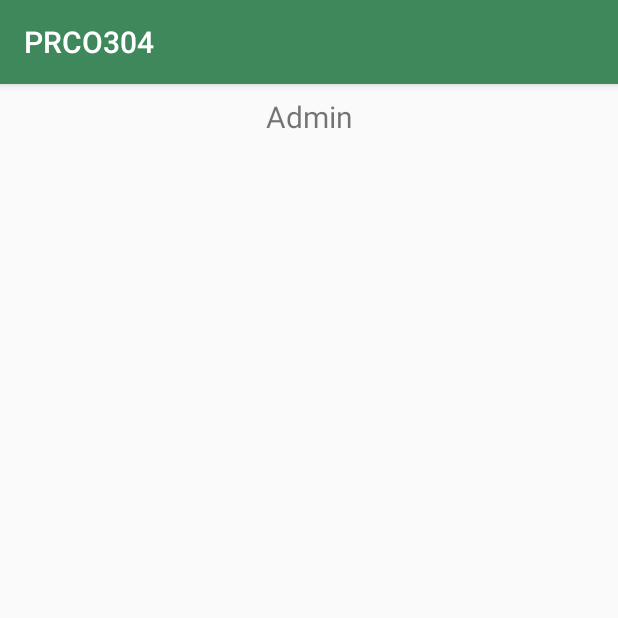
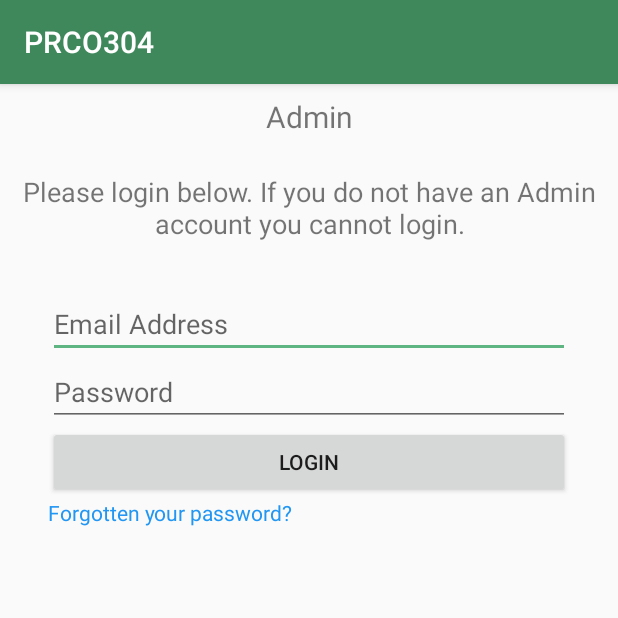
Before and after one commit to Adam-Foot/PRCO304, an Android app: the fragment AdminFragment shown on its own in the app's theme, on a phone screen of 412 x 824 dp, the top half of it. Run offline under Robolectric (Android 15) with nearby library versions, the phone set to English and light mode, and no system bars.

Commit message:
Added login form to admin panel page

```diff
--- a/app/src/main/res/layout/fragment_admin.xml
+++ b/app/src/main/res/layout/fragment_admin.xml
@@ -1,7 +1,8 @@
 <?xml version="1.0" encoding="utf-8"?>
 <androidx.constraintlayout.widget.ConstraintLayout xmlns:android="http://schemas.android.com/apk/res/android"
 xmlns:app="http://schemas.android.com/apk/res-auto"
-android:layout_width="match_parent"
+    xmlns:tools="http://schemas.android.com/tools"
+    android:layout_width="match_parent"
 android:layout_height="match_parent">
 
 <TextView
@@ -17,5 +18,67 @@ android:layout_height="match_parent">
     app:layout_constraintStart_toStartOf="parent"
     app:layout_constraintTop_toTopOf="parent" />
 
+    <TextView
+        android:id="@+id/textView"
+        android:layout_width="0dp"
+        android:layout_height="wrap_content"
+        android:layout_marginStart="8dp"
+        android:layout_marginTop="24dp"
+        android:layout_marginEnd="8dp"
+        android:text="@string/adminText"
+        android:textAlignment="center"
+        android:textSize="18sp"
+        app:layout_constraintEnd_toEndOf="parent"
+        app:layout_constraintStart_toStartOf="parent"
+        app:layout_constraintTop_toBottomOf="@+id/text_admin" />
+
+    <ScrollView
+        android:layout_width="0dp"
+        android:layout_height="0dp"
+        android:layout_marginStart="32dp"
+        android:layout_marginTop="32dp"
+        android:layout_marginEnd="32dp"
+        android:layout_marginBottom="16dp"
+        app:layout_constraintBottom_toBottomOf="parent"
+        app:layout_constraintEnd_toEndOf="parent"
+        app:layout_constraintStart_toStartOf="parent"
+        app:layout_constraintTop_toBottomOf="@+id/textView">
+
+        <LinearLayout
+            android:layout_width="match_parent"
+            android:layout_height="match_parent"
+            android:orientation="vertical">
+
+            <EditText
+                android:id="@+id/txtEmail"
+                android:layout_width="match_parent"
+                android:layout_height="wrap_content"
+                android:ems="10"
+                android:hint="@string/email"
+                android:inputType="textPersonName" />
+
+            <EditText
+                android:id="@+id/txtPassword"
+                android:layout_width="match_parent"
+                android:layout_height="wrap_content"
+                android:ems="10"
+                android:hint="@string/password"
+                android:inputType="textPassword" />
+
+            <Button
+                android:id="@+id/btnLogin"
+                android:layout_width="match_parent"
+                android:layout_height="wrap_content"
+                android:text="@string/login" />
+
+            <TextView
+                android:id="@+id/textView2"
+                android:layout_width="match_parent"
+                android:layout_height="wrap_content"
+                android:text="@string/password_forget"
+                android:textColor="#2196F3" />
+        </LinearLayout>
+    </ScrollView>
+
 
 </androidx.constraintlayout.widget.ConstraintLayout>
```
